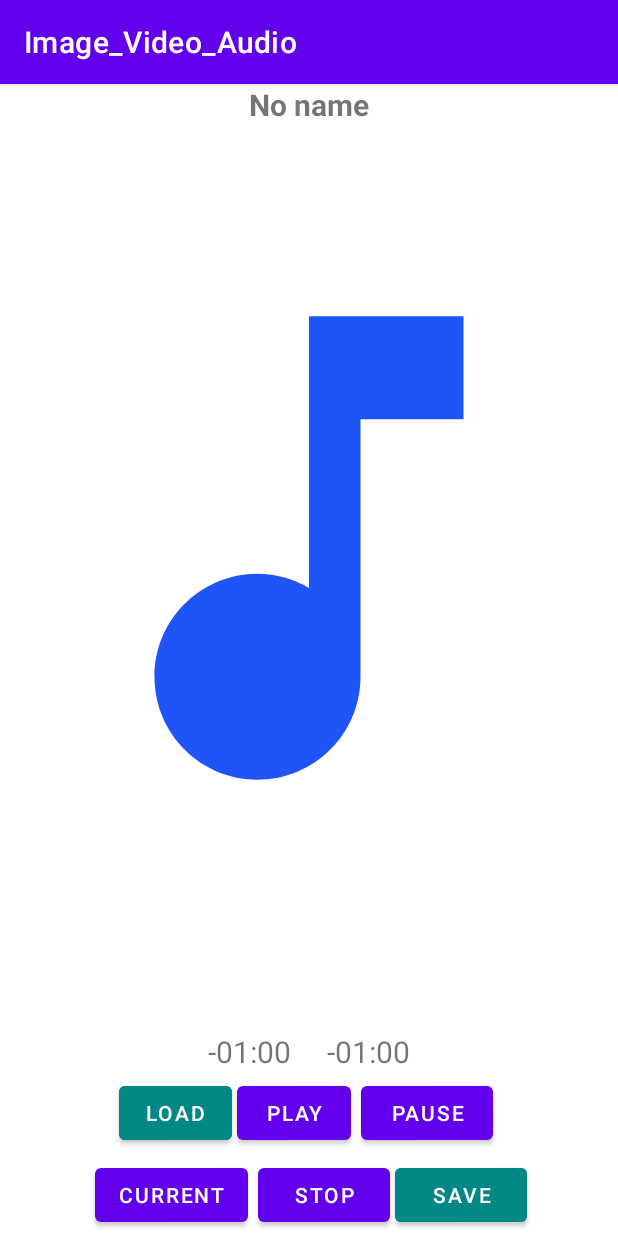
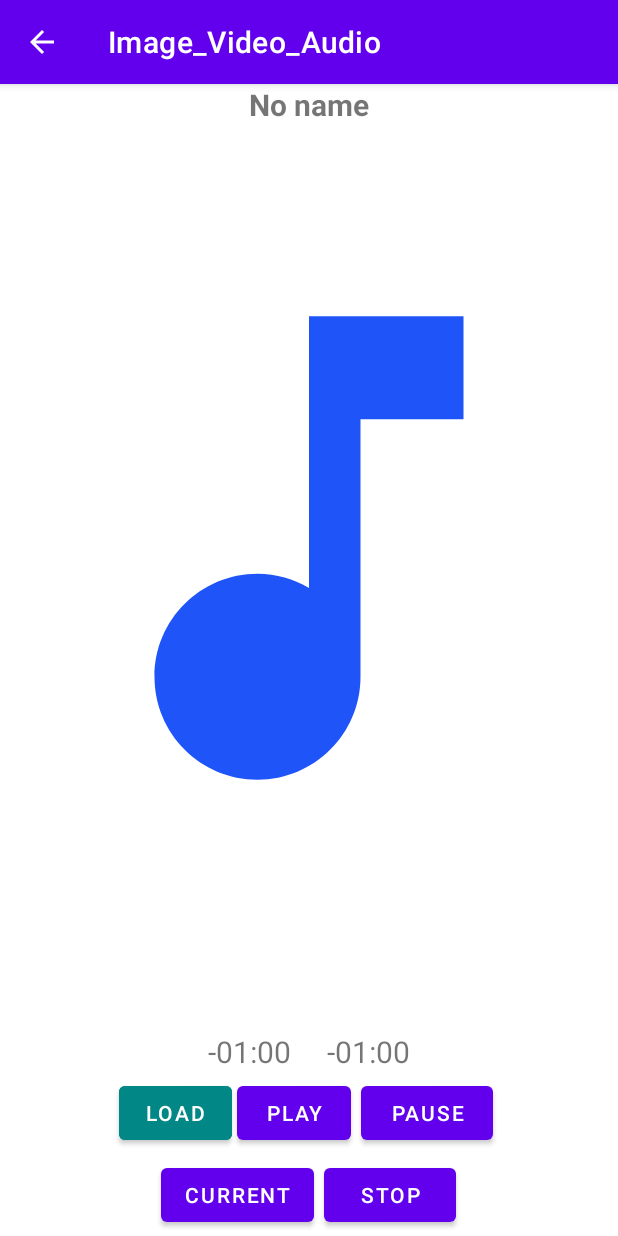
Before and after one commit to LeTrung8522/Image_Video_Audio, an Android app: the Audio screen opened directly, with no data from a screen before it, on a phone screen of 412 x 824 dp. Run offline under Robolectric (Android 15) with nearby library versions, the phone set to English and light mode, and no system bars.

Commit message:
delete save buttons

```diff
--- a/app/src/main/java/com/example/image_video_audio/Audio.java
+++ b/app/src/main/java/com/example/image_video_audio/Audio.java
@@ -38,12 +38,10 @@ public class Audio extends AppCompatActivity {
     Button loadButton;
     Button playButton;
     Button pauseButton;
-    Button forwardButton;
-    Button rewindButton;
     Button audioCurrentButton;
     Button stopButton;
-    Button saveButton;
-    Button loopButton;
+
+
 
     ActivityResultLauncher<String> pickerLauncher = registerForActivityResult(
             new ActivityResultContracts.GetContent(),
@@ -61,7 +59,7 @@ public class Audio extends AppCompatActivity {
         audioDurationTextView = findViewById(R.id.audio_duration_textview);
         audioNameTextView = findViewById(R.id.audio_name_textview);
         audioCurrentTextView = findViewById(R.id.audio_current_textview);
-
+        getSupportActionBar().setDisplayHomeAsUpEnabled(true);
         loadButton = findViewById(R.id.load_button);
         loadButton.setOnClickListener(view -> {
             //Load audio from resource
@@ -124,11 +122,6 @@ public class Audio extends AppCompatActivity {
             }
         });
 
-        saveButton = findViewById(R.id.save_button);
-        saveButton.setOnClickListener(view -> {
-            //saveAudioToGallery();
-            saveAudioToFile();
-        });
 
 
     }
@@ -256,4 +249,5 @@ public class Audio extends AppCompatActivity {
                 TimeUnit.MILLISECONDS.toSeconds(duration)
         );
     }
+
 }
--- a/app/src/main/java/com/example/image_video_audio/Image.java
+++ b/app/src/main/java/com/example/image_video_audio/Image.java
@@ -40,6 +40,7 @@ public class Image extends AppCompatActivity {
     protected void onCreate(Bundle savedInstanceState) {
         super.onCreate(savedInstanceState);
         setContentView(R.layout.activity_image);
+        getSupportActionBar().setDisplayHomeAsUpEnabled(true);
 
         imageView = findViewById(R.id.image_view);
         Button pickFromGalleryBtn = findViewById(R.id.pick_from_gallery_button);
--- a/app/src/main/res/layout/activity_audio.xml
+++ b/app/src/main/res/layout/activity_audio.xml
@@ -119,14 +119,6 @@
             android:layout_margin="3dp"
             android:text="Stop" />
 
-        <Button
-            android:id="@+id/save_button"
-            android:layout_width="wrap_content"
-            android:layout_height="wrap_content"
-            android:backgroundTint="@color/teal_700"
-            android:padding="0dp"
-            android:text="Save" />
-
     </LinearLayout>
 
 </androidx.constraintlayout.widget.ConstraintLayout>
```
Also changed, not shown: app/src/main/AndroidManifest.xml (+6 -3 lines), app/src/main/java/com/example/image_video_audio/Video.java (+3 -23 lines), app/src/main/res/layout/activity_video.xml (+12 -26 lines).
